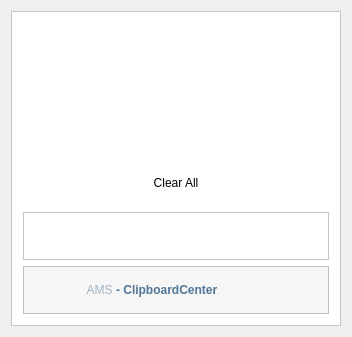
The window that clipboarder.ui (MrAMS/ClipboardCenter) describes before a commit, drawn with Qt 5.
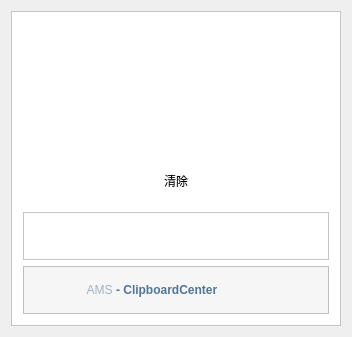
The same window after the commit. The open tabs and pages were chosen to show the change. Icons and pictures are not drawn.

```diff
--- a/clipboarder.ui
+++ b/clipboarder.ui
@@ -116,7 +116,7 @@
 }</string>
              </property>
              <property name="text">
-              <string>Clear All</string>
+              <string>清除</string>
              </property>
             </widget>
            </item>
```
Left out of the diff: 15 changed lines with no effect on the pictures.
